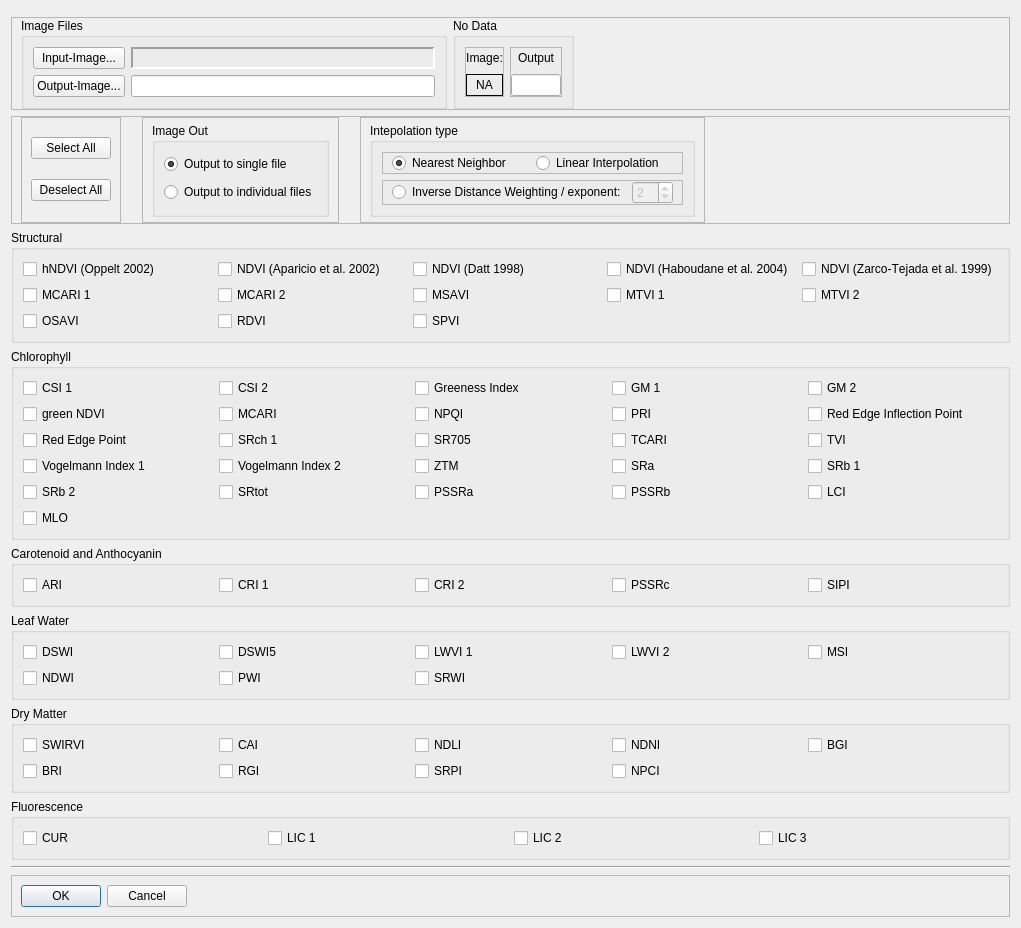
First picture: the form in enmapbox/apps/the_lmu_app/GUI_VIT.ui, repository jakimowb/enmapbox_testmigration2, before the edit.
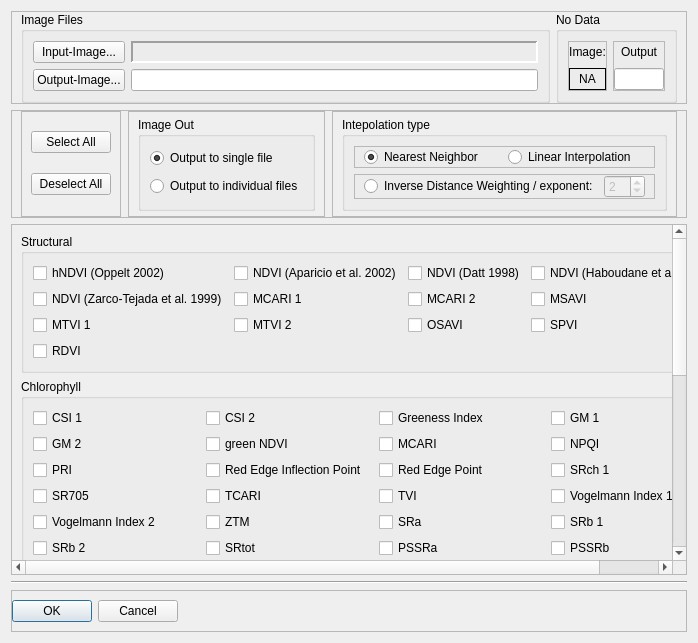
Second picture: the form after the edit. Custom widgets are drawn as their Qt base class.

What changed in the file:
```diff
--- a/enmapbox/apps/the_lmu_app/GUI_VIT.ui
+++ b/enmapbox/apps/the_lmu_app/GUI_VIT.ui
@@ -7,8 +7,8 @@
    <rect>
     <x>0</x>
     <y>0</y>
-    <width>1021</width>
-    <height>816</height>
+    <width>698</width>
+    <height>643</height>
    </rect>
   </property>
   <property name="windowTitle">
@@ -18,457 +18,52 @@
    <locale language="English" country="UnitedStates"/>
   </property>
   <layout class="QGridLayout" name="gridLayout_7">
-   <item row="12" column="0">
-    <widget class="QGroupBox" name="carAnth_group">
-     <property name="title">
-      <string>Carotenoid and Anthocyanin</string>
+   <item row="16" column="0">
+    <widget class="QFrame" name="frame_3">
+     <property name="frameShape">
+      <enum>QFrame::StyledPanel</enum>
      </property>
-     <property name="flat">
-      <bool>true</bool>
+     <property name="frameShadow">
+      <enum>QFrame::Raised</enum>
      </property>
-     <property name="checkable">
-      <bool>false</bool>
-     </property>
-     <property name="checked">
-      <bool>false</bool>
-     </property>
-     <layout class="QGridLayout" name="gridLayout_3">
-      <item row="0" column="2">
-       <widget class="QCheckBox" name="box_cri2">
+     <layout class="QHBoxLayout" name="horizontalLayout_3">
+      <property name="leftMargin">
+       <number>0</number>
+      </property>
+      <item>
+       <widget class="QPushButton" name="cmdOK">
         <property name="text">
-         <string>CRI 2</string>
+         <string>OK</string>
         </property>
-       </widget>
-      </item>
-      <item row="0" column="0">
-       <widget class="QCheckBox" name="box_ari">
-        <property name="text">
-         <string>ARI</string>
+        <property name="default">
+         <bool>true</bool>
         </property>
        </widget>
       </item>
-      <item row="0" column="1">
-       <widget class="QCheckBox" name="box_cri1">
+      <item>
+       <widget class="QPushButton" name="cmdCancel">
         <property name="text">
-         <string>CRI 1</string>
+         <string>Cancel</string>
         </property>
        </widget>
       </item>
-      <item row="0" column="3">
-       <widget class="QCheckBox" name="box_pssrc">
-        <property name="text">
-         <string>PSSRc</string>
+      <item>
+       <spacer name="horizontalSpacer_3">
+        <property name="orientation">
+         <enum>Qt::Horizontal</enum>
         </property>
-       </widget>
-      </item>
-      <item row="0" column="4">
-       <widget class="QCheckBox" name="box_sipi">
-        <property name="text">
-         <string>SIPI</string>
+        <property name="sizeHint" stdset="0">
+         <size>
+          <width>40</width>
+          <height>20</height>
+         </size>
         </property>
-       </widget>
+       </spacer>
       </item>
      </layout>
     </widget>
    </item>
-   <item row="11" column="0">
-    <widget class="QGroupBox" name="cab_group">
-     <property name="title">
-      <string>Chlorophyll</string>
-     </property>
-     <property name="flat">
-      <bool>true</bool>
-     </property>
-     <property name="checkable">
-      <bool>false</bool>
-     </property>
-     <property name="checked">
-      <bool>false</bool>
-     </property>
-     <layout class="QGridLayout" name="gridLayout_2">
-      <item row="0" column="2">
-       <widget class="QCheckBox" name="box_gi">
-        <property name="text">
-         <string>Greeness Index</string>
-        </property>
-       </widget>
-      </item>
-      <item row="0" column="3">
-       <widget class="QCheckBox" name="box_gitmer1">
-        <property name="text">
-         <string>GM 1</string>
-        </property>
-       </widget>
-      </item>
-      <item row="0" column="4">
-       <widget class="QCheckBox" name="box_gitmer2">
-        <property name="text">
-         <string>GM 2</string>
-        </property>
-       </widget>
-      </item>
-      <item row="0" column="1">
-       <widget class="QCheckBox" name="box_csi2">
-        <property name="text">
-         <string>CSI 2</string>
-        </property>
-       </widget>
-      </item>
-      <item row="1" column="2">
-       <widget class="QCheckBox" name="box_npqi">
-        <property name="text">
-         <string>NPQI</string>
-        </property>
-       </widget>
-      </item>
-      <item row="1" column="1">
-       <widget class="QCheckBox" name="box_mcari">
-        <property name="text">
-         <string>MCARI</string>
-        </property>
-       </widget>
-      </item>
-      <item row="1" column="0">
-       <widget class="QCheckBox" name="box_gndvi">
-        <property name="text">
-         <string>green NDVI</string>
-        </property>
-       </widget>
-      </item>
-      <item row="0" column="0">
-       <widget class="QCheckBox" name="box_csi1">
-        <property name="text">
-         <string>CSI 1</string>
-        </property>
-       </widget>
-      </item>
-      <item row="1" column="3">
-       <widget class="QCheckBox" name="box_pri">
-        <property name="text">
-         <string>PRI</string>
-        </property>
-       </widget>
-      </item>
-      <item row="1" column="4">
-       <widget class="QCheckBox" name="box_reip">
-        <property name="text">
-         <string>Red Edge Inflection Point</string>
-        </property>
-       </widget>
-      </item>
-      <item row="2" column="0">
-       <widget class="QCheckBox" name="box_rep">
-        <property name="text">
-         <string>Red Edge Point</string>
-        </property>
-       </widget>
-      </item>
-      <item row="2" column="1">
-       <widget class="QCheckBox" name="box_srch1">
-        <property name="text">
-         <string>SRch 1</string>
-        </property>
-       </widget>
-      </item>
-      <item row="2" column="2">
-       <widget class="QCheckBox" name="box_sr705">
-        <property name="text">
-         <string>SR705</string>
-        </property>
-       </widget>
-      </item>
-      <item row="2" column="3">
-       <widget class="QCheckBox" name="box_tcari">
-        <property name="text">
-         <string>TCARI</string>
-        </property>
-       </widget>
-      </item>
-      <item row="2" column="4">
-       <widget class="QCheckBox" name="box_tvi">
-        <property name="text">
-         <string>TVI</string>
-        </property>
-       </widget>
-      </item>
-      <item row="3" column="0">
-       <widget class="QCheckBox" name="box_vog1">
-        <property name="text">
-         <string>Vogelmann Index 1</string>
-        </property>
-       </widget>
-      </item>
-      <item row="3" column="1">
-       <widget class="QCheckBox" name="box_vog2">
-        <property name="text">
-         <string>Vogelmann Index 2</string>
-        </property>
-       </widget>
-      </item>
-      <item row="3" column="2">
-       <widget class="QCheckBox" name="box_ztm">
-        <property name="text">
-         <string>ZTM</string>
-        </property>
-       </widget>
-      </item>
-      <item row="3" column="3">
-       <widget class="QCheckBox" name="box_sra">
-        <property name="text">
-         <string>SRa</string>
-        </property>
-       </widget>
-      </item>
-      <item row="3" column="4">
-       <widget class="QCheckBox" name="box_srb1">
-        <property name="text">
-         <string>SRb 1</string>
-        </property>
-       </widget>
-      </item>
-      <item row="4" column="0">
-       <widget class="QCheckBox" name="box_srb2">
-        <property name="text">
-         <string>SRb 2</string>
-        </property>
-       </widget>
-      </item>
-      <item row="4" column="1">
-       <widget class="QCheckBox" name="box_srtot">
-        <property name="text">
-         <string>SRtot</string>
-        </property>
-       </widget>
-      </item>
-      <item row="4" column="2">
-       <widget class="QCheckBox" name="box_pssra">
-        <property name="text">
-         <string>PSSRa</string>
-        </property>
-       </widget>
-      </item>
-      <item row="4" column="3">
-       <widget class="QCheckBox" name="box_pssrb">
-        <property name="text">
-         <string>PSSRb</string>
-        </property>
-       </widget>
-      </item>
-      <item row="4" column="4">
-       <widget class="QCheckBox" name="box_lci">
-        <property name="text">
-         <string>LCI</string>
-        </property>
-       </widget>
-      </item>
-      <item row="5" column="0">
-       <widget class="QCheckBox" name="box_mlo">
-        <property name="text">
-         <string>MLO</string>
-        </property>
-       </widget>
-      </item>
-     </layout>
-    </widget>
-   </item>
-   <item row="13" column="0">
-    <widget class="QGroupBox" name="water_group">
-     <property name="title">
-      <string>Leaf Water</string>
-     </property>
-     <property name="flat">
-      <bool>true</bool>
-     </property>
-     <property name="checkable">
-      <bool>false</bool>
-     </property>
-     <property name="checked">
-      <bool>false</bool>
-     </property>
-     <layout class="QGridLayout" name="gridLayout_4">
-      <item row="0" column="0">
-       <widget class="QCheckBox" name="box_dswi">
-        <property name="text">
-         <string>DSWI</string>
-        </property>
-       </widget>
-      </item>
-      <item row="0" column="1">
-       <widget class="QCheckBox" name="box_dswi5">
-        <property name="text">
-         <string>DSWI5</string>
-        </property>
-       </widget>
-      </item>
-      <item row="0" column="4">
-       <widget class="QCheckBox" name="box_msi">
-        <property name="text">
-         <string>MSI</string>
-        </property>
-       </widget>
-      </item>
-      <item row="0" column="3">
-       <widget class="QCheckBox" name="box_lwvi2">
-        <property name="text">
-         <string>LWVI 2</string>
-        </property>
-       </widget>
-      </item>
-      <item row="0" column="2">
-       <widget class="QCheckBox" name="box_lwvi1">
-        <property name="text">
-         <string>LWVI 1</string>
-        </property>
-       </widget>
-      </item>
-      <item row="1" column="0">
-       <widget class="QCheckBox" name="box_ndwi">
-        <property name="text">
-         <string>NDWI</string>
-        </property>
-       </widget>
-      </item>
-      <item row="1" column="1">
-       <widget class="QCheckBox" name="box_pwi">
-        <property name="text">
-         <string>PWI</string>
-        </property>
-       </widget>
-      </item>
-      <item row="1" column="2">
-       <widget class="QCheckBox" name="box_srwi">
-        <property name="text">
-         <string>SRWI</string>
-        </property>
-       </widget>
-      </item>
-     </layout>
-    </widget>
-   </item>
-   <item row="10" column="0">
-    <widget class="QGroupBox" name="structural_group">
-     <property name="enabled">
-      <bool>true</bool>
-     </property>
-     <property name="font">
-      <font>
-       <kerning>false</kerning>
-      </font>
-     </property>
-     <property name="title">
-      <string>Structural</string>
-     </property>
-     <property name="flat">
-      <bool>true</bool>
-     </property>
-     <property name="checkable">
-      <bool>false</bool>
-     </property>
-     <property name="checked">
-      <bool>false</bool>
-     </property>
-     <layout class="QGridLayout" name="gridLayout">
-      <item row="1" column="1">
-       <widget class="QCheckBox" name="box_mcari2">
-        <property name="text">
-         <string>MCARI 2</string>
-        </property>
-       </widget>
-      </item>
-      <item row="2" column="1">
-       <widget class="QCheckBox" name="box_rdvi">
-        <property name="text">
-         <string>RDVI</string>
-        </property>
-       </widget>
-      </item>
-      <item row="2" column="0">
-       <widget class="QCheckBox" name="box_osavi">
-        <property name="text">
-         <string>OSAVI</string>
-        </property>
-       </widget>
-      </item>
-      <item row="0" column="1">
-       <widget class="QCheckBox" name="box_ndvi_apa">
-        <property name="text">
-         <string>NDVI (Aparicio et al. 2002)</string>
-        </property>
-       </widget>
-      </item>
-      <item row="0" column="2">
-       <widget class="QCheckBox" name="box_ndvi_dat">
-        <property name="text">
-         <string>NDVI (Datt 1998)</string>
-        </property>
-       </widget>
-      </item>
-      <item row="0" column="0">
-       <widget class="QCheckBox" name="box_hndvi_opp">
-        <property name="text">
-         <string>hNDVI (Oppelt 2002)</string>
-        </property>
-        <property name="checked">
-         <bool>false</bool>
-        </property>
-        <property name="tristate">
-         <bool>false</bool>
-        </property>
-       </widget>
-      </item>
-      <item row="0" column="4">
-       <widget class="QCheckBox" name="box_ndvi_zar">
-        <property name="text">
-         <string>NDVI (Zarco-Tejada et al. 1999)</string>
-        </property>
-       </widget>
-      </item>
-      <item row="0" column="3">
-       <widget class="QCheckBox" name="box_ndvi_hab">
-        <property name="text">
-         <string>NDVI (Haboudane et al. 2004)</string>
-        </property>
-       </widget>
-      </item>
-      <item row="1" column="2">
-       <widget class="QCheckBox" name="box_msavi">
-        <property name="text">
-         <string>MSAVI</string>
-        </property>
-       </widget>
-      </item>
-      <item row="1" column="3">
-       <widget class="QCheckBox" name="box_mtvi1">
-        <property name="text">
-         <string>MTVI 1</string>
-        </property>
-       </widget>
-      </item>
-      <item row="2" column="2">
-       <widget class="QCheckBox" name="box_spvi">
-        <property name="text">
-         <string>SPVI</string>
-        </property>
-       </widget>
-      </item>
-      <item row="1" column="4">
-       <widget class="QCheckBox" name="box_mtvi2">
-        <property name="text">
-         <string>MTVI 2</string>
-        </property>
-       </widget>
-      </item>
-      <item row="1" column="0">
-       <widget class="QCheckBox" name="box_mcari1">
-        <property name="text">
-         <string>MCARI 1</string>
-        </property>
-       </widget>
-      </item>
-     </layout>
-    </widget>
-   </item>
-   <item row="1" column="0">
+   <item row="0" column="0">
     <widget class="QFrame" name="frame">
      <property name="frameShape">
       <enum>QFrame::StyledPanel</enum>
@@ -674,226 +269,17 @@
         </layout>
        </widget>
       </item>
-      <item row="0" column="2">
-       <spacer name="horizontalSpacer">
-        <property name="orientation">
-         <enum>Qt::Horizontal</enum>
-        </property>
-        <property name="sizeHint" stdset="0">
-         <size>
-          <width>40</width>
-          <height>20</height>
-         </size>
-        </property>
-       </spacer>
-      </item>
-     </layout>
-    </widget>
-   </item>
-   <item row="17" column="0">
-    <widget class="QFrame" name="frame_3">
-     <property name="frameShape">
-      <enum>QFrame::StyledPanel</enum>
-     </property>
-     <property name="frameShadow">
-      <enum>QFrame::Raised</enum>
-     </property>
-     <layout class="QHBoxLayout" name="horizontalLayout_3">
-      <item>
-       <widget class="QPushButton" name="cmdOK">
-        <property name="text">
-         <string>OK</string>
-        </property>
-        <property name="default">
-         <bool>true</bool>
-        </property>
-       </widget>
-      </item>
-      <item>
-       <widget class="QPushButton" name="cmdCancel">
-        <property name="text">
-         <string>Cancel</string>
-        </property>
-       </widget>
-      </item>
-      <item>
-       <spacer name="horizontalSpacer_3">
-        <property name="orientation">
-         <enum>Qt::Horizontal</enum>
-        </property>
-        <property name="sizeHint" stdset="0">
-         <size>
-          <width>40</width>
-          <height>20</height>
-         </size>
-        </property>
-       </spacer>
-      </item>
      </layout>
     </widget>
    </item>
    <item row="15" column="0">
-    <widget class="QGroupBox" name="fluo_group">
-     <property name="title">
-      <string>Fluorescence</string>
-     </property>
-     <property name="flat">
-      <bool>true</bool>
-     </property>
-     <property name="checkable">
-      <bool>false</bool>
-     </property>
-     <property name="checked">
-      <bool>false</bool>
-     </property>
-     <layout class="QGridLayout" name="gridLayout_6">
-      <item row="0" column="2">
-       <widget class="QCheckBox" name="box_lic2">
-        <property name="text">
-         <string>LIC 2</string>
-        </property>
-       </widget>
-      </item>
-      <item row="0" column="0">
-       <widget class="QCheckBox" name="box_cur">
-        <property name="text">
-         <string>CUR</string>
-        </property>
-       </widget>
-      </item>
-      <item row="0" column="1">
-       <widget class="QCheckBox" name="box_lic1">
-        <property name="text">
-         <string>LIC 1</string>
-        </property>
-       </widget>
-      </item>
-      <item row="0" column="3">
-       <widget class="QCheckBox" name="box_lic3">
-        <property name="text">
-         <string>LIC 3</string>
-        </property>
-       </widget>
-      </item>
-     </layout>
-    </widget>
-   </item>
-   <item row="14" column="0">
-    <widget class="QGroupBox" name="dm_group">
-     <property name="title">
-      <string>Dry Matter</string>
-     </property>
-     <property name="flat">
-      <bool>true</bool>
-     </property>
-     <property name="checkable">
-      <bool>false</bool>
-     </property>
-     <property name="checked">
-      <bool>false</bool>
-     </property>
-     <layout class="QGridLayout" name="gridLayout_5">
-      <item row="0" column="2">
-       <widget class="QCheckBox" name="box_ndli">
-        <property name="enabled">
-         <bool>true</bool>
-        </property>
-        <property name="text">
-         <string>NDLI</string>
-        </property>
-       </widget>
-      </item>
-      <item row="0" column="4">
-       <widget class="QCheckBox" name="box_bgi">
-        <property name="enabled">
-         <bool>true</bool>
-        </property>
-        <property name="text">
-         <string>BGI</string>
-        </property>
-       </widget>
-      </item>
-      <item row="0" column="1">
-       <widget class="QCheckBox" name="box_cai">
-        <property name="enabled">
-         <bool>true</bool>
-        </property>
-        <property name="text">
-         <string>CAI</string>
-        </property>
-       </widget>
-      </item>
-      <item row="0" column="0">
-       <widget class="QCheckBox" name="box_swirvi">
-        <property name="enabled">
-         <bool>true</bool>
-        </property>
-        <property name="text">
-         <string>SWIRVI</string>
-        </property>
-       </widget>
-      </item>
-      <item row="0" column="3">
-       <widget class="QCheckBox" name="box_ndni">
-        <property name="enabled">
-         <bool>true</bool>
-        </property>
-        <property name="text">
-         <string>NDNI</string>
-        </property>
-       </widget>
-      </item>
-      <item row="1" column="0">
-       <widget class="QCheckBox" name="box_bri">
-        <property name="enabled">
-         <bool>true</bool>
-        </property>
-        <property name="text">
-         <string>BRI</string>
-        </property>
-       </widget>
-      </item>
-      <item row="1" column="1">
-       <widget class="QCheckBox" name="box_rgi">
-        <property name="enabled">
-         <bool>true</bool>
-        </property>
-        <property name="text">
-         <string>RGI</string>
-        </property>
-       </widget>
-      </item>
-      <item row="1" column="2">
-       <widget class="QCheckBox" name="box_srpi">
-        <property name="enabled">
-         <bool>true</bool>
-        </property>
-        <property name="text">
-         <string>SRPI</string>
-        </property>
-       </widget>
-      </item>
-      <item row="1" column="3">
-       <widget class="QCheckBox" name="box_npci">
-        <property name="enabled">
-         <bool>true</bool>
-        </property>
-        <property name="text">
-         <string>NPCI</string>
-        </property>
-       </widget>
-      </item>
-     </layout>
-    </widget>
-   </item>
-   <item row="16" column="0">
     <widget class="Line" name="line">
      <property name="orientation">
       <enum>Qt::Horizontal</enum>
      </property>
     </widget>
    </item>
-   <item row="9" column="0">
+   <item row="8" column="0">
     <widget class="QFrame" name="frame_5">
      <property name="frameShape">
       <enum>QFrame::StyledPanel</enum>
@@ -924,6 +310,22 @@
         </property>
        </spacer>
       </item>
+      <item row="0" column="3">
+       <spacer name="horizontalSpacer_4">
+        <property name="orientation">
+         <enum>Qt::Horizontal</enum>
+        </property>
+        <property name="sizeType">
+         <enum>QSizePolicy::Maximum</enum>
+        </property>
+        <property name="sizeHint" stdset="0">
+         <size>
+          <width>20</width>
+          <height>20</height>
+         </size>
+        </property>
+       </spacer>
+      </item>
       <item row="0" column="2" rowspan="2">
        <widget class="QFrame" name="frame_6">
         <property name="frameShape">
@@ -956,38 +358,6 @@
         </layout>
        </widget>
       </item>
-      <item row="0" column="8">
-       <spacer name="horizontalSpacer_2">
-        <property name="orientation">
-         <enum>Qt::Horizontal</enum>
-        </property>
-        <property name="sizeType">
-         <enum>QSizePolicy::Maximum</enum>
-        </property>
-        <property name="sizeHint" stdset="0">
-         <size>
-          <width>300</width>
-          <height>20</height>
-         </size>
-        </property>
-       </spacer>
-      </item>
-      <item row="0" column="3">
-       <spacer name="horizontalSpacer_4">
-        <property name="orientation">
-         <enum>Qt::Horizontal</enum>
-        </property>
-        <property name="sizeType">
-         <enum>QSizePolicy::Maximum</enum>
-        </property>
-        <property name="sizeHint" stdset="0">
-         <size>
-          <width>20</width>
-          <height>20</height>
-         </size>
-        </property>
-       </spacer>
-      </item>
       <item row="0" column="4" rowspan="2">
        <widget class="QFrame" name="frame_4">
         <property name="frameShape">
@@ -1147,18 +517,595 @@
      </layout>
     </widget>
    </item>
-   <item row="0" column="0">
-    <widget class="QFrame" name="frame_9">
-     <property name="frameShape">
-      <enum>QFrame::StyledPanel</enum>
+   <item row="9" column="0">
+    <widget class="QScrollArea" name="scrollArea">
+     <property name="widgetResizable">
+      <bool>true</bool>
      </property>
-     <property name="frameShadow">
-      <enum>QFrame::Raised</enum>
-     </property>
+     <widget class="QWidget" name="scrollAreaWidgetContents">
+      <property name="geometry">
+       <rect>
+        <x>0</x>
+        <y>0</y>
+        <width>678</width>
+        <height>372</height>
+       </rect>
+      </property>
+      <layout class="QVBoxLayout" name="verticalLayout_4">
+       <item>
+        <widget class="QgsCollapsibleGroupBox" name="mGroupBox">
+         <property name="title">
+          <string>Structural</string>
+         </property>
+         <property name="collapsed">
+          <bool>true</bool>
+         </property>
+         <layout class="QGridLayout" name="gridLayout_13">
+          <item row="0" column="0">
+           <widget class="QCheckBox" name="box_hndvi_opp">
+            <property name="text">
+             <string>hNDVI (Oppelt 2002)</string>
+            </property>
+            <property name="checked">
+             <bool>false</bool>
+            </property>
+            <property name="tristate">
+             <bool>false</bool>
+            </property>
+           </widget>
+          </item>
+          <item row="0" column="1">
+           <widget class="QCheckBox" name="box_ndvi_apa">
+            <property name="text">
+             <string>NDVI (Aparicio et al. 2002)</string>
+            </property>
+           </widget>
+          </item>
+          <item row="0" column="2">
+           <widget class="QCheckBox" name="box_ndvi_dat">
+            <property name="text">
+             <string>NDVI (Datt 1998)</string>
+            </property>
+           </widget>
+          </item>
+          <item row="0" column="3">
+           <widget class="QCheckBox" name="box_ndvi_hab">
+            <property name="text">
+             <string>NDVI (Haboudane et al. 2004)</string>
+            </property>
+           </widget>
+          </item>
+          <item row="1" column="0">
+           <widget class="QCheckBox" name="box_ndvi_zar">
+            <property name="text">
+             <string>NDVI (Zarco-Tejada et al. 1999)</string>
+            </property>
+           </widget>
+          </item>
+          <item row="1" column="1">
+           <widget class="QCheckBox" name="box_mcari1">
+            <property name="text">
+             <string>MCARI 1</string>
+            </property>
+           </widget>
+          </item>
+          <item row="1" column="2">
+           <widget class="QCheckBox" name="box_mcari2">
+            <property name="text">
+             <string>MCARI 2</string>
+            </property>
+           </widget>
+          </item>
+          <item row="1" column="3">
+           <widget class="QCheckBox" name="box_msavi">
+            <property name="text">
+             <string>MSAVI</string>
+            </property>
+           </widget>
+          </item>
+          <item row="2" column="0">
+           <widget class="QCheckBox" name="box_mtvi1">
+            <property name="text">
+             <string>MTVI 1</string>
+            </property>
+           </widget>
+          </item>
+          <item row="2" column="1">
+           <widget class="QCheckBox" name="box_mtvi2">
+            <property name="text">
+             <string>MTVI 2</string>
+            </property>
+           </widget>
+          </item>
+          <item row="2" column="2">
+           <widget class="QCheckBox" name="box_osavi">
+            <property name="text">
+             <string>OSAVI</string>
+            </property>
+           </widget>
+          </item>
+          <item row="2" column="3">
+           <widget class="QCheckBox" name="box_spvi">
+            <property name="text">
+             <string>SPVI</string>
+            </property>
+           </widget>
+          </item>
+          <item row="3" column="0">
+           <widget class="QCheckBox" name="box_rdvi">
+            <property name="text">
+             <string>RDVI</string>
+            </property>
+           </widget>
+          </item>
+         </layout>
+        </widget>
+       </item>
+       <item>
+        <widget class="QgsCollapsibleGroupBox" name="mGroupBox_2">
+         <property name="title">
+          <string>Chlorophyll</string>
+         </property>
+         <property name="collapsed">
+          <bool>true</bool>
+         </property>
+         <layout class="QGridLayout" name="gridLayout">
+          <item row="0" column="2">
+           <widget class="QCheckBox" name="box_gi">
+            <property name="text">
+             <string>Greeness Index</string>
+            </property>
+           </widget>
+          </item>
+          <item row="6" column="1">
+           <widget class="QCheckBox" name="box_srtot">
+            <property name="text">
+             <string>SRtot</string>
+            </property>
+           </widget>
+          </item>
+          <item row="6" column="2">
+           <widget class="QCheckBox" name="box_pssra">
+            <property name="text">
+             <string>PSSRa</string>
+            </property>
+           </widget>
+          </item>
+          <item row="6" column="0">
+           <widget class="QCheckBox" name="box_srb2">
+            <property name="text">
+             <string>SRb 2</string>
+            </property>
+           </widget>
+          </item>
+          <item row="6" column="3">
+           <widget class="QCheckBox" name="box_pssrb">
+            <property name="text">
+             <string>PSSRb</string>
+            </property>
+           </widget>
+          </item>
+          <item row="0" column="0">
+           <widget class="QCheckBox" name="box_csi1">
+            <property name="text">
+             <string>CSI 1</string>
+            </property>
+           </widget>
+          </item>
+          <item row="0" column="3">
+           <widget class="QCheckBox" name="box_gitmer1">
+            <property name="text">
+             <string>GM 1</string>
+            </property>
+           </widget>
+          </item>
+          <item row="0" column="1">
+           <widget class="QCheckBox" name="box_csi2">
+            <property name="text">
+             <string>CSI 2</string>
+            </property>
+           </widget>
+          </item>
+          <item row="1" column="0">
+           <widget class="QCheckBox" name="box_gitmer2">
+            <property name="text">
+             <string>GM 2</string>
+            </property>
+           </widget>
+          </item>
+          <item row="1" column="1">
+           <widget class="QCheckBox" name="box_gndvi">
+            <property name="text">
+             <string>green NDVI</string>
+            </property>
+           </widget>
+          </item>
+          <item row="1" column="2">
+           <widget class="QCheckBox" name="box_mcari">
+            <property name="text">
+             <string>MCARI</string>
+            </property>
+           </widget>
+          </item>
+          <item row="1" column="3">
+           <widget class="QCheckBox" name="box_npqi">
+            <property name="text">
+             <string>NPQI</string>
+            </property>
+           </widget>
+          </item>
+          <item row="2" column="0">
+           <widget class="QCheckBox" name="box_pri">
+            <property name="text">
+             <string>PRI</string>
+            </property>
+           </widget>
+          </item>
+          <item row="2" column="1">
+           <widget class="QCheckBox" name="box_reip">
+            <property name="text">
+             <string>Red Edge Inflection Point</string>
+            </property>
+           </widget>
+          </item>
+          <item row="2" column="2">
+           <widget class="QCheckBox" name="box_rep">
+            <property name="text">
+             <string>Red Edge Point</string>
+            </property>
+           </widget>
+          </item>
+          <item row="2" column="3">
+           <widget class="QCheckBox" name="box_srch1">
+            <property name="text">
+             <string>SRch 1</string>
+            </property>
+           </widget>
+          </item>
+          <item row="3" column="0">
+           <widget class="QCheckBox" name="box_sr705">
+            <property name="text">
+             <string>SR705</string>
+            </property>
+           </widget>
+          </item>
+          <item row="3" column="1">
+           <widget class="QCheckBox" name="box_tcari">
+            <property name="text">
+             <string>TCARI</string>
+            </property>
+           </widget>
+          </item>
+          <item row="3" column="2">
+           <widget class="QCheckBox" name="box_tvi">
+            <property name="text">
+             <string>TVI</string>
+            </property>
+           </widget>
+          </item>
+          <item row="3" column="3">
+           <widget class="QCheckBox" name="box_vog1">
+            <property name="text">
+             <string>Vogelmann Index 1</string>
+            </property>
+           </widget>
+          </item>
+          <item row="5" column="0">
+           <widget class="QCheckBox" name="box_vog2">
+            <property name="text">
+             <string>Vogelmann Index 2</string>
+            </property>
+           </widget>
+          </item>
+          <item row="5" column="1">
+           <widget class="QCheckBox" name="box_ztm">
+            <property name="text">
+             <string>ZTM</string>
+            </property>
+           </widget>
+          </item>
+          <item row="5" column="2">
+           <widget class="QCheckBox" name="box_sra">
+            <property name="text">
+             <string>SRa</string>
+            </property>
+           </widget>
+          </item>
+          <item row="5" column="3">
+           <widget class="QCheckBox" name="box_srb1">
+            <property name="text">
+             <string>SRb 1</string>
+            </property>
+           </widget>
+          </item>
+          <item row="7" column="1">
+           <widget class="QCheckBox" name="box_mlo">
+            <property name="text">
+             <string>MLO</string>
+            </property>
+           </widget>
+          </item>
+          <item row="7" column="0">
+           <widget class="QCheckBox" name="box_lci">
+            <property name="text">
+             <string>LCI</string>
+            </property>
+           </widget>
+          </item>
+         </layout>
+        </widget>
+       </item>
+       <item>
+        <widget class="QgsCollapsibleGroupBox" name="mGroupBox_3">
+         <property name="title">
+          <string>Carotenoids and Anthocyanin</string>
+         </property>
+         <property name="collapsed">
+          <bool>true</bool>
+         </property>
+         <layout class="QGridLayout" name="gridLayout_2">
+          <item row="0" column="3">
+           <widget class="QCheckBox" name="box_pssrc">
+            <property name="text">
+             <string>PSSRc</string>
+            </property>
+           </widget>
+          </item>
+          <item row="0" column="2">
+           <widget class="QCheckBox" name="box_cri1">
+            <property name="text">
+             <string>CRI 1</string>
+            </property>
+           </widget>
+          </item>
+          <item row="0" column="0">
+           <widget class="QCheckBox" name="box_ari">
+            <property name="text">
+             <string>ARI</string>
+            </property>
+           </widget>
+          </item>
+          <item row="0" column="1">
+           <widget class="QCheckBox" name="box_cri2">
+            <property name="text">
+             <string>CRI 2</string>
+            </property>
+           </widget>
+          </item>
+          <item row="1" column="0">
+           <widget class="QCheckBox" name="box_sipi">
+            <property name="text">
+             <string>SIPI</string>
+            </property>
+           </widget>
+          </item>
+         </layout>
+        </widget>
+       </item>
+       <item>
+        <widget class="QgsCollapsibleGroupBox" name="mGroupBox_4">
+         <property name="title">
+          <string>Leaf Water</string>
+         </property>
+         <property name="collapsed">
+          <bool>true</bool>
+         </property>
+         <layout class="QGridLayout" name="gridLayout_3">
+          <item row="0" column="2">
+           <widget class="QCheckBox" name="box_lwvi1">
+            <property name="text">
+             <string>LWVI 1</string>
+            </property>
+           </widget>
+          </item>
+          <item row="0" column="0">
+           <widget class="QCheckBox" name="box_dswi">
+            <property name="text">
+             <string>DSWI</string>
+            </property>
+           </widget>
+          </item>
+          <item row="0" column="3">
+           <widget class="QCheckBox" name="box_lwvi2">
+            <property name="text">
+             <string>LWVI 2</string>
+            </property>
+           </widget>
+          </item>
+          <item row="0" column="1">
+           <widget class="QCheckBox" name="box_dswi5">
+            <property name="text">
+             <string>DSWI5</string>
+            </property>
+           </widget>
+          </item>
+          <item row="1" column="3">
+           <widget class="QCheckBox" name="box_srwi">
+            <property name="text">
+             <string>SRWI</string>
+            </property>
+           </widget>
+          </item>
+          <item row="1" column="2">
+           <widget class="QCheckBox" name="box_pwi">
+            <property name="text">
+             <string>PWI</string>
+            </property>
+           </widget>
+          </item>
+          <item row="1" column="1">
+           <widget class="QCheckBox" name="box_ndwi">
+            <property name="text">
+             <string>NDWI</string>
+            </property>
+           </widget>
+          </item>
+          <item row="1" column="0">
+           <widget class="QCheckBox" name="box_msi">
+            <property name="text">
+             <string>MSI</string>
+            </property>
+           </widget>
+          </item>
+         </layout>
+        </widget>
+       </item>
+       <item>
+        <widget class="QgsCollapsibleGroupBox" name="mGroupBox_5">
+         <property name="title">
+          <string>Dry Matter</string>
+         </property>
+         <property name="collapsed">
+          <bool>true</bool>
+         </property>
+         <layout class="QGridLayout" name="gridLayout_4">
+          <item row="0" column="3">
+           <widget class="QCheckBox" name="box_ndni">
+            <property name="enabled">
+             <bool>true</bool>
+            </property>
+            <property name="text">
+             <string>NDNI</string>
+            </property>
+           </widget>
+          </item>
+          <item row="0" column="2">
+           <widget class="QCheckBox" name="box_ndli">
+            <property name="enabled">
+             <bool>true</bool>
+            </property>
+            <property name="text">
+             <string>NDLI</string>
+            </property>
+           </widget>
+          </item>
+          <item row="0" column="0">
+           <widget class="QCheckBox" name="box_swirvi">
+            <property name="enabled">
+             <bool>true</bool>
+            </property>
+            <property name="text">
+             <string>SWIRVI</string>
+            </property>
+           </widget>
+          </item>
+          <item row="0" column="1">
+           <widget class="QCheckBox" name="box_cai">
+            <property name="enabled">
+             <bool>true</bool>
+            </property>
+            <property name="text">
+             <string>CAI</string>
+            </property>
+           </widget>
+          </item>
+          <item row="2" column="0">
+           <widget class="QCheckBox" name="box_npci">
+            <property name="enabled">
+             <bool>true</bool>
+            </property>
+            <property name="text">
+             <string>NPCI</string>
+            </property>
+           </widget>
+          </item>
+          <item row="1" column="3">
+           <widget class="QCheckBox" name="box_srpi">
+            <property name="enabled">
+             <bool>true</bool>
+            </property>
+            <property name="text">
+             <string>SRPI</string>
+            </property>
+           </widget>
+          </item>
+          <item row="1" column="2">
+           <widget class="QCheckBox" name="box_rgi">
+            <property name="enabled">
+             <bool>true</bool>
+            </property>
+            <property name="text">
+             <string>RGI</string>
+            </property>
+           </widget>
+          </item>
+          <item row="1" column="1">
+           <widget class="QCheckBox" name="box_bri">
+            <property name="enabled">
+             <bool>true</bool>
+            </property>
+            <property name="text">
+             <string>BRI</string>
+            </property>
+           </widget>
+          </item>
+          <item row="1" column="0">
+           <widget class="QCheckBox" name="box_bgi">
+            <property name="enabled">
+             <bool>true</bool>
+            </property>
+            <property name="text">
+             <string>BGI</string>
+            </property>
+           </widget>
+          </item>
+         </layout>
+        </widget>
+       </item>
+       <item>
+        <widget class="QgsCollapsibleGroupBox" name="mGroupBox_6">
+         <property name="title">
+          <string>Fluorescence</string>
+         </property>
+         <property name="collapsed">
+          <bool>true</bool>
+         </property>
+         <layout class="QGridLayout" name="gridLayout_5">
+          <item row="0" column="1">
+           <widget class="QCheckBox" name="box_lic1">
+            <property name="text">
+             <string>LIC 1</string>
+            </property>
+           </widget>
+          </item>
+          <item row="0" column="3">
+           <widget class="QCheckBox" name="box_lic3">
+            <property name="text">
+             <string>LIC 3</string>
+            </property>
+           </widget>
+          </item>
+          <item row="0" column="0">
+           <widget class="QCheckBox" name="box_cur">
+            <property name="text">
+             <string>CUR</string>
+            </property>
+           </widget>
+          </item>
+          <item row="0" column="2">
+           <widget class="QCheckBox" name="box_lic2">
+            <property name="text">
+             <string>LIC 2</string>
+            </property>
+           </widget>
+          </item>
+         </layout>
+        </widget>
+       </item>
+      </layout>
+     </widget>
     </widget>
    </item>
   </layout>
  </widget>
+ <customwidgets>
+  <customwidget>
+   <class>QgsCollapsibleGroupBox</class>
+   <extends>QGroupBox</extends>
+   <header>qgscollapsiblegroupbox.h</header>
+   <container>1</container>
+  </customwidget>
+ </customwidgets>
  <resources/>
  <connections/>
  <buttongroups>
```
